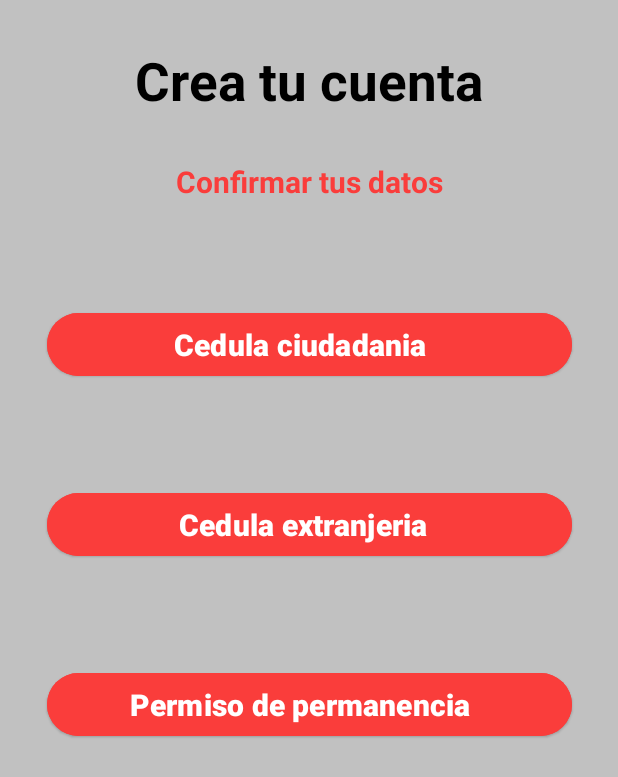
After one commit to JamesZam96/garappKotlin, an Android app: the fragment Tipo_de_documento shown on its own in the app's theme, on a phone screen of 412 x 824 dp. The commit adds this screen. Shown: the top 777 px of the screen. Run offline under Robolectric (Android 15) with nearby library versions, the phone set to English and light mode, and no system bars.

Commit message:
se creo vista de tipo de documento

```diff
--- /dev/null
+++ b/app/src/main/java/com/example/garapp/Tipo_de_documento.kt
@@ -0,0 +1,59 @@
+package com.example.garapp
+
+import android.os.Bundle
+import androidx.fragment.app.Fragment
+import android.view.LayoutInflater
+import android.view.View
+import android.view.ViewGroup
+
+// TODO: Rename parameter arguments, choose names that match
+// the fragment initialization parameters, e.g. ARG_ITEM_NUMBER
+private const val ARG_PARAM1 = "param1"
+private const val ARG_PARAM2 = "param2"
+
+/**
+ * A simple [Fragment] subclass.
+ * Use the [Tipo_de_documento.newInstance] factory method to
+ * create an instance of this fragment.
+ */
+class Tipo_de_documento : Fragment() {
+    // TODO: Rename and change types of parameters
+    private var param1: String? = null
+    private var param2: String? = null
+
+    override fun onCreate(savedInstanceState: Bundle?) {
+        super.onCreate(savedInstanceState)
+        arguments?.let {
+            param1 = it.getString(ARG_PARAM1)
+            param2 = it.getString(ARG_PARAM2)
+        }
+    }
+
+    override fun onCreateView(
+        inflater: LayoutInflater, container: ViewGroup?,
+        savedInstanceState: Bundle?
+    ): View? {
+        // Inflate the layout for this fragment
+        return inflater.inflate(R.layout.fragment_tipo_de_documento, container, false)
+    }
+
+    companion object {
+        /**
+         * Use this factory method to create a new instance of
+         * this fragment using the provided parameters.
+         *
+         * @param param1 Parameter 1.
+         * @param param2 Parameter 2.
+         * @return A new instance of fragment Tipo_de_documento.
+         */
+        // TODO: Rename and change types and number of parameters
+        @JvmStatic
+        fun newInstance(param1: String, param2: String) =
+            Tipo_de_documento().apply {
+                arguments = Bundle().apply {
+                    putString(ARG_PARAM1, param1)
+                    putString(ARG_PARAM2, param2)
+                }
+            }
+    }
+}
--- a/app/src/main/res/layout/fragment_login.xml
+++ b/app/src/main/res/layout/fragment_login.xml
@@ -82,7 +82,8 @@
             android:layout_width="wrap_content"
             android:layout_height="wrap_content"
             android:text="Iniciar sesión"
-            />
+            tools:layout_editor_absoluteX="139dp"
+            tools:layout_editor_absoluteY="508dp" />
 
     </androidx.constraintlayout.widget.ConstraintLayout>
 
--- /dev/null
+++ b/app/src/main/res/layout/fragment_tipo_de_documento.xml
@@ -0,0 +1,106 @@
+<?xml version="1.0" encoding="utf-8"?>
+<FrameLayout xmlns:android="http://schemas.android.com/apk/res/android"
+    xmlns:tools="http://schemas.android.com/tools"
+    android:layout_width="match_parent"
+    android:layout_height="match_parent"
+    xmlns:app="http://schemas.android.com/apk/res-auto"
+    tools:context=".Tipo_de_documento"
+    android:background="@color/colorTres">
+
+    <!-- TODO: Update blank fragment layout -->
+
+    <androidx.constraintlayout.widget.ConstraintLayout
+        android:layout_width="match_parent"
+        android:layout_height="match_parent"
+        android:id="@+id/tipo_de_documento">
+
+        <TextView
+            android:id="@+id/create_account"
+            android:layout_width="wrap_content"
+            android:layout_height="wrap_content"
+            android:text="Crea tu cuenta"
+            android:textColor="@color/black"
+            android:textSize="35sp"
+            android:textStyle="bold"
+            app:layout_constraintTop_toTopOf="@id/tipo_de_documento"
+            app:layout_constraintStart_toStartOf="@id/tipo_de_documento"
+            app:layout_constraintEnd_toEndOf="@id/tipo_de_documento"
+            android:layout_marginTop="30dp"
+           />
+
+        <TextView
+            android:id="@+id/Confirmar_tus_datos"
+            android:layout_width="wrap_content"
+            android:layout_height="wrap_content"
+            android:text="Confirmar tus datos"
+            android:textColor="@color/colorUno"
+            android:textSize="20sp"
+            android:textStyle="bold"
+            app:layout_constraintStart_toStartOf="@id/tipo_de_documento"
+            app:layout_constraintEnd_toEndOf="@id/tipo_de_documento"
+            app:layout_constraintTop_toBottomOf="@id/create_account"
+            android:layout_marginTop="30dp"/>
+
+        <com.google.android.material.textfield.TextInputLayout
+            android:id="@+id/verification_code"
+            android:layout_width="wrap_content"
+            android:layout_height="wrap_content"
+            android:layout_marginTop="44dp"
+            android:hint="Código de verificación"
+            android:textColorHint="@color/black"
+            app:layout_constraintEnd_toEndOf="@id/tipo_de_documento"
+            app:layout_constraintStart_toStartOf="@id/tipo_de_documento"
+            app:layout_constraintTop_toBottomOf="@id/Confirmar_tus_datos">
+
+        </com.google.android.material.textfield.TextInputLayout>
+
+        <Button
+            android:id="@+id/Cedula_ciudadania"
+            style="@style/Widget.Material3.Button.ElevatedButton.Icon"
+            android:layout_width="350dp"
+            android:layout_height="50dp"
+            android:backgroundTint="#FA3D3B"
+            android:text="Cedula ciudadania "
+            android:textColor="#FFFFFF"
+            android:textSize="20dp"
+            android:textStyle="bold"
+            tools:layout_editor_absoluteX="90dp"
+            tools:layout_editor_absoluteY="249dp"
+            app:layout_constraintEnd_toEndOf="@id/tipo_de_documento"
+            app:layout_constraintStart_toStartOf="@id/tipo_de_documento"
+            app:layout_constraintTop_toBottomOf="@id/Confirmar_tus_datos"
+            android:layout_marginTop="70dp"
+            />
+        <Button
+            android:id="@+id/Cedula_extranjeria"
+            style="@style/Widget.Material3.Button.ElevatedButton.Icon"
+            android:layout_width="350dp"
+            android:layout_height="50dp"
+            android:backgroundTint="#FA3D3B"
+            android:text="Cedula extranjeria"
+            android:textColor="#FFFFFF"
+            android:textSize="20dp"
+            android:textStyle="bold"
+            app:layout_constraintEnd_toEndOf="@id/tipo_de_documento"
+            app:layout_constraintStart_toStartOf="@id/tipo_de_documento"
+            app:layout_constraintTop_toBottomOf="@id/Cedula_ciudadania"
+            android:layout_marginTop="70dp" />
+
+        <Button
+            android:id="@+id/Permiso_de_permanencia"
+            style="@style/Widget.Material3.Button.ElevatedButton.Icon"
+            android:layout_width="350dp"
+            android:layout_height="50dp"
+            android:backgroundTint="#FA3D3B"
+            android:text="Permiso de permanencia "
+            android:textColor="#FFFFFF"
+            android:textSize="20dp"
+            android:textStyle="bold"
+            app:layout_constraintEnd_toEndOf="@id/tipo_de_documento"
+            app:layout_constraintStart_toStartOf="@id/tipo_de_documento"
+            app:layout_constraintTop_toBottomOf="@id/Cedula_extranjeria"
+            android:layout_marginTop="70dp"/>
+
+    </androidx.constraintlayout.widget.ConstraintLayout>
+
+</FrameLayout>
```
Also changed, not shown: app/src/main/java/com/example/garapp/Licencia_de_conduccion_frontal.kt (added, +59 -0 lines), app/src/main/res/layout/fragment_licencia_de_conduccion_frontal.xml (added, +64 -0 lines).
